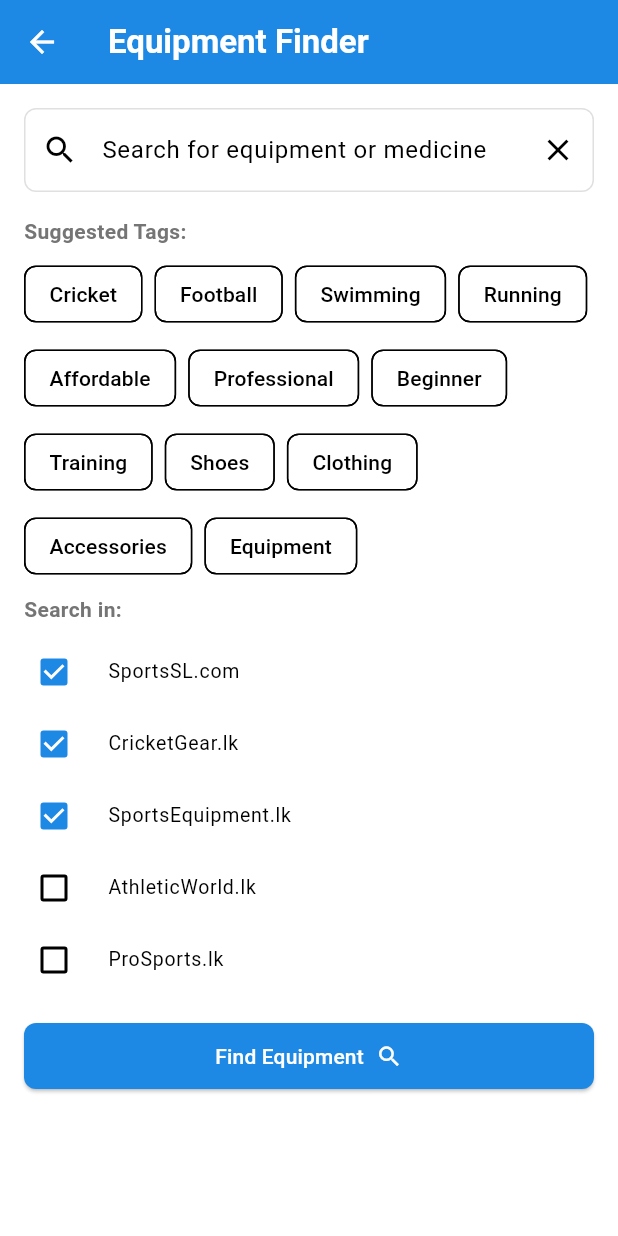
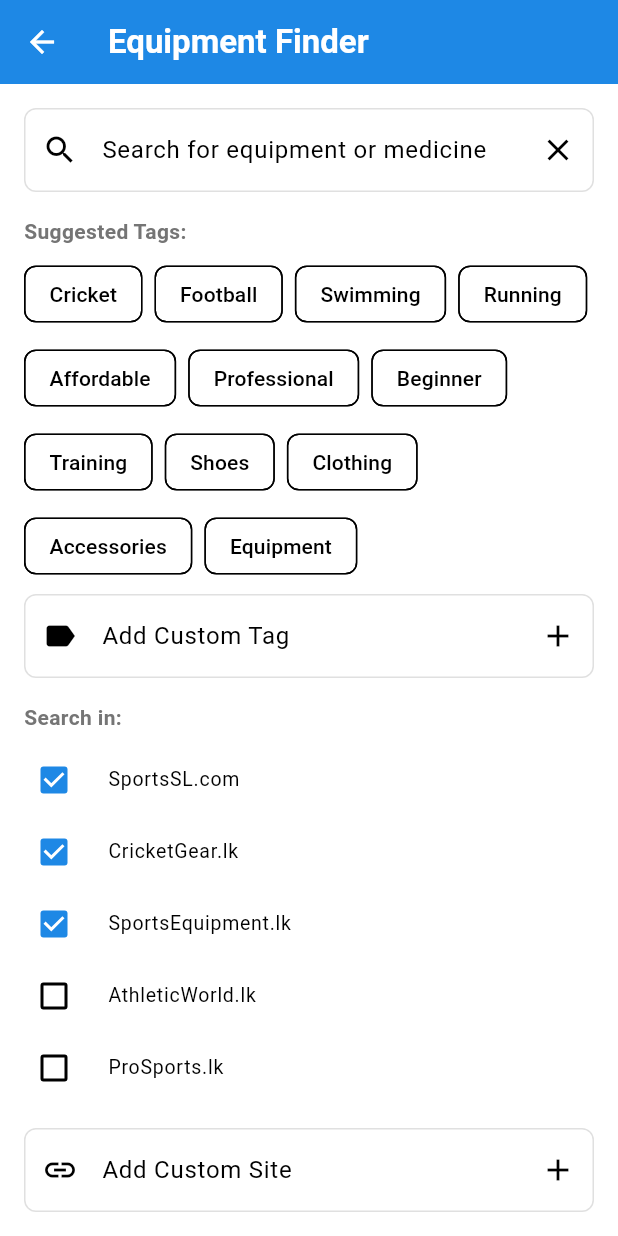
Before and after one commit to Cognic-AI/spiritx_final, a Flutter app: the EquipmentFinderScreen screen opened directly, on a phone screen of 412 x 824 dp. Run offline on Flutter 3.47's test engine with Material 3 defaults, Android fonts, the light colour scheme and no system bars; our stand-ins replace cloud_firestore, firebase_auth, firebase_core, firebase_storage, flutter_map, image_picker and 2 more; accounts and stored records are empty.

Commit message:
Equipmenet finder update

```diff
--- a/lib/models/equipment_model.dart
+++ b/lib/models/equipment_model.dart
@@ -2,36 +2,57 @@ class EquipmentModel {
   final String id;
   final String name;
   final String price;
+  final String currency; // Added currency field
   final String store;
   final double rating;
   final String? imageUrl;
   final String? url;
   final List<String>? tags;
   final String? category;
+  final bool? availability; // Added availability field
+  final String? shipping; // Added shipping field
+  final String? deliveryDate; // Added delivery date field
+  final String? deliveryCost; // Added delivery cost field
+  final String? warranty; // Added warranty field
+  final String? description; // Added description field
 
   EquipmentModel({
     required this.id,
     required this.name,
     required this.price,
+    required this.currency, // Updated constructor
     required this.store,
     required this.rating,
     this.imageUrl,
     this.url,
     this.tags,
     this.category,
+    this.availability, // Updated constructor
+    this.shipping, // Updated constructor
+    this.deliveryDate, // Updated constructor
+    this.deliveryCost, // Updated constructor
+    this.warranty, // Updated constructor
+    this.description, // Updated constructor
   });
 
   factory EquipmentModel.fromJson(Map<String, dynamic> json) {
     return EquipmentModel(
       id: json['id'] ?? '',
-      name: json['name'] ?? '',
+      name: json['product_name'] ?? '', // Updated to match new JSON structure
       price: json['price'] ?? '',
+      currency: json['currency'] ?? '', // Updated to match new JSON structure
       store: json['store'] ?? '',
-      rating: (json['rating'] ?? 0.0).toDouble(),
+      rating: (json['product_rating'] ?? 0.0).toDouble(), // Updated to match new JSON structure
       imageUrl: json['imageUrl'],
-      url: json['url'],
+      url: json['product_url'], // Updated to match new JSON structure
       tags: json['tags'] != null ? List<String>.from(json['tags']) : null,
       category: json['category'],
+      availability: json['availability'], // Updated to match new JSON structure
+      shipping: json['shipping'], // Updated to match new JSON structure
+      deliveryDate: json['delivery_date'], // Updated to match new JSON structure
+      deliveryCost: json['delivery_cost'], // Updated to match new JSON structure
+      warranty: json['warranty'], // Updated to match new JSON structure
+      description: json['description'], // Updated to match new JSON structure
     );
   }
 
@@ -40,12 +61,19 @@ class EquipmentModel {
       'id': id,
       'name': name,
       'price': price,
+      'currency': currency, // Updated to include currency
       'store': store,
       'rating': rating,
       'imageUrl': imageUrl,
       'url': url,
       'tags': tags,
       'category': category,
+      'availability': availability, // Updated to include availability
+      'shipping': shipping, // Updated to include shipping
+      'delivery_date': deliveryDate, // Updated to include delivery date
+      'delivery_cost': deliveryCost, // Updated to include delivery cost
+      'warranty': warranty, // Updated to include warranty
+      'description': description, // Updated to include description
     };
   }
 }
--- a/lib/screens/features/equipment_finder_screen.dart
+++ b/lib/screens/features/equipment_finder_screen.dart
@@ -43,6 +43,9 @@ class _EquipmentFinderScreenState extends State<EquipmentFinderScreen> {
     'Equipment',
   ];
 
+  final TextEditingController _customSiteController = TextEditingController();
+  final TextEditingController _customTagController = TextEditingController();
+
   @override
   void initState() {
     super.initState();
@@ -52,6 +55,8 @@ class _EquipmentFinderScreenState extends State<EquipmentFinderScreen> {
   @override
   void dispose() {
     _searchController.dispose();
+    _customSiteController.dispose();
+    _customTagController.dispose();
     super.dispose();
   }
 
@@ -163,6 +168,22 @@ class _EquipmentFinderScreenState extends State<EquipmentFinderScreen> {
     }
   }
 
+  void _addCustomSite() {
+    final site = _customSiteController.text.trim();
+    if (site.isNotEmpty && !_favoriteSites.contains(site)) {
+      _updateFavoriteSites(site, true);
+      _customSiteController.clear();
+    }
+  }
+
+  void _addCustomTag() {
+    final tag = _customTagController.text.trim();
+    if (tag.isNotEmpty && !_tags.contains(tag)) {
+      _addTag(tag);
+      _customTagController.clear();
+    }
+  }
+
   @override
   Widget build(BuildContext context) {
     return Scaffold(
@@ -224,6 +245,16 @@ class _EquipmentFinderScreenState extends State<EquipmentFinderScreen> {
                   ),
                   const SizedBox(height: 8),
 
+                  // Add custom tag
+                  CustomTextField(
+                    controller: _customTagController,
+                    labelText: 'Add Custom Tag',
+                    prefixIcon: Icons.label,
+                    suffixIcon: Icons.add,
+                    onSuffixIconPressed: _addCustomTag,
+                  ),
+                  const SizedBox(height: 16),
+
                   // Favorite sites
                   const Text(
                     'Search in:',
@@ -246,6 +277,16 @@ class _EquipmentFinderScreenState extends State<EquipmentFinderScreen> {
                         dense: true,
                       );
                     }).toList(),
+                  ),
+                  const SizedBox(height: 16),
+
+                  // Add custom site
+                  CustomTextField(
+                    controller: _customSiteController,
+                    labelText: 'Add Custom Site',
+                    prefixIcon: Icons.link,
+                    suffixIcon: Icons.add,
+                    onSuffixIconPressed: _addCustomSite,
                   ),
                   const SizedBox(height: 16),
 
```
Also changed, not shown: 4 other files.
